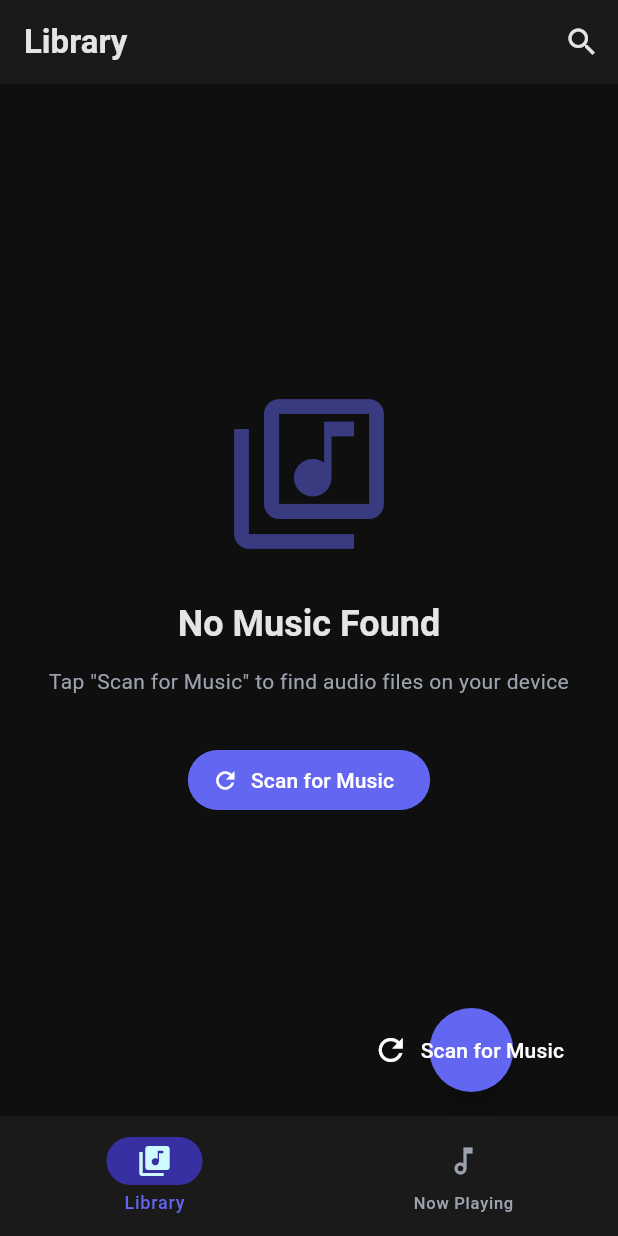
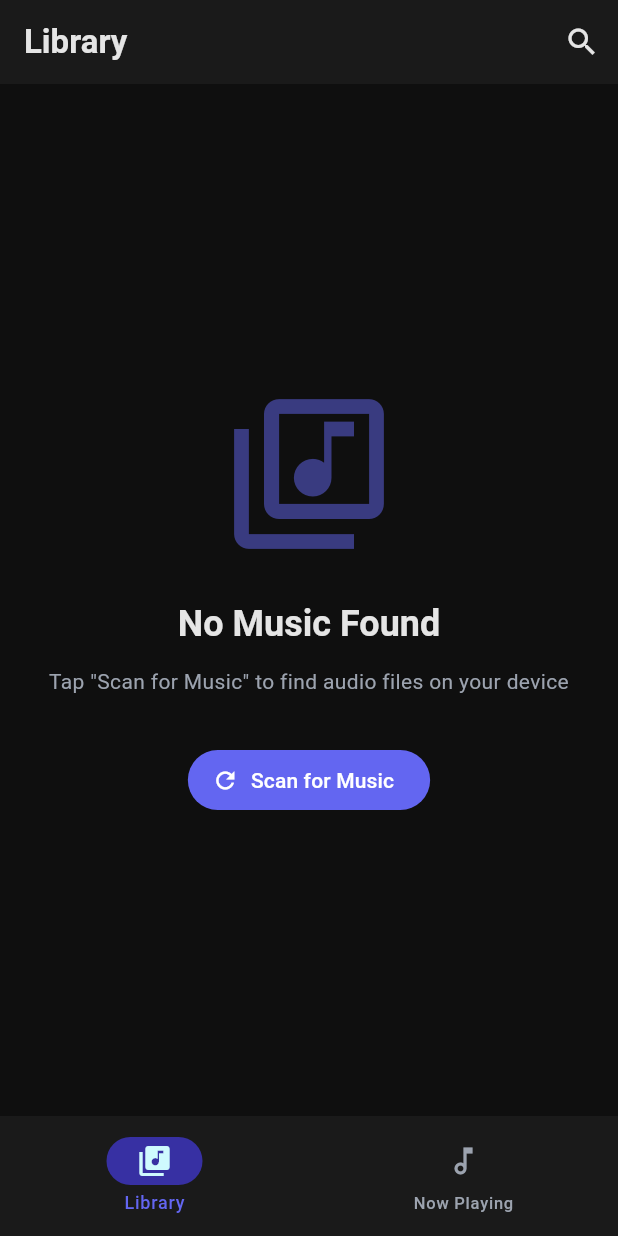
Before and after one commit to Nicosa99/soultune-clean, a Flutter app: the screen it shows after launch, on a phone screen of 412 x 824 dp. Run offline on Flutter 3.47's test engine with Material 3 defaults, Android fonts, the phone set to English and light mode, and no system bars; our stand-ins replace file_picker, flutter_riverpod, freezed_annotation, hive, hive_flutter, just_audio and 3 more; missing offline and left inert: audio_session, audiotags; accounts and stored records are empty; generated files the repository leaves out were written again; statements that could not run were skipped; project files that could hold a hidden picture were left out.

Commit message:
fix: resolve 3 UX bugs in library and player navigation
Fixes:
1. Remove redundant FAB button in LibraryScreen (duplicated middle button functionality)
2. Auto-navigate to Now Playing tab when music starts playing
3. Fix currentAudioFile state sync by using single NowPlayingScreen instance

Technical changes:
- LibraryScreen: Added onNavigateToPlayer callback, removed FAB
- HomeScreen: Pass navigation callback to LibraryScreen
- Use PageController navigation instead of Navigator.push to avoid multiple screen instances

```diff
--- a/lib/features/home/presentation/screens/home_screen.dart
+++ b/lib/features/home/presentation/screens/home_screen.dart
@@ -64,12 +64,24 @@ class _HomeScreenState extends ConsumerState<HomeScreen> {
             _selectedIndex = index;
           });
         },
-        children: const [
+        children: [
           // Library tab
-          LibraryScreen(),
+          LibraryScreen(
+            onNavigateToPlayer: () {
+              // Navigate to Now Playing tab when music starts
+              setState(() {
+                _selectedIndex = 1;
+              });
+              _pageController.animateToPage(
+                1,
+                duration: const Duration(milliseconds: 300),
+                curve: Curves.easeInOut,
+              );
+            },
+          ),
 
           // Now Playing tab
-          NowPlayingScreen(),
+          const NowPlayingScreen(),
         ],
       ),
       bottomNavigationBar: NavigationBar(
--- a/lib/features/library/presentation/screens/library_screen.dart
+++ b/lib/features/library/presentation/screens/library_screen.dart
@@ -27,7 +27,6 @@ import 'package:flutter/material.dart';
 import 'package:flutter_riverpod/flutter_riverpod.dart';
 import 'package:soultune/app/constants/frequencies.dart';
 import 'package:soultune/features/player/presentation/providers/player_providers.dart';
-import 'package:soultune/features/player/presentation/screens/now_playing_screen.dart';
 import 'package:soultune/shared/models/audio_file.dart';
 
 /// Library screen displaying all audio files.
@@ -35,7 +34,13 @@ import 'package:soultune/shared/models/audio_file.dart';
 /// Main screen for browsing and selecting music to play.
 class LibraryScreen extends ConsumerStatefulWidget {
   /// Creates a [LibraryScreen].
-  const LibraryScreen({super.key});
+  const LibraryScreen({
+    super.key,
+    this.onNavigateToPlayer,
+  });
+
+  /// Callback to navigate to Now Playing screen.
+  final VoidCallback? onNavigateToPlayer;
 
   @override
   ConsumerState<LibraryScreen> createState() => _LibraryScreenState();
@@ -156,13 +161,6 @@ class _LibraryScreenState extends ConsumerState<LibraryScreen> {
           ),
         ),
       ),
-      floatingActionButton: _isScanning
-          ? null
-          : FloatingActionButton.extended(
-              onPressed: () => _scanForMusic(),
-              icon: const Icon(Icons.refresh),
-              label: const Text('Scan for Music'),
-            ),
     );
   }
 
@@ -355,15 +353,8 @@ class _LibraryScreenState extends ConsumerState<LibraryScreen> {
             pitchShift: kPitch432Hz,
           );
 
-      // Navigate to Now Playing screen
-      if (mounted) {
-        Navigator.push<void>(
-          context,
-          MaterialPageRoute(
-            builder: (_) => const NowPlayingScreen(),
-          ),
-        );
-      }
+      // Navigate to Now Playing tab (using callback from HomeScreen)
+      widget.onNavigateToPlayer?.call();
     } catch (e) {
       if (mounted) {
         ScaffoldMessenger.of(context).showSnackBar(
```
